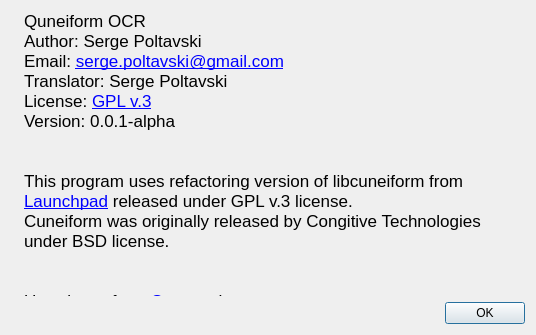
This is gui/aboutdialog.ui in uliss/quneiform as Qt 5 draws it before an edit. The edited form follows.
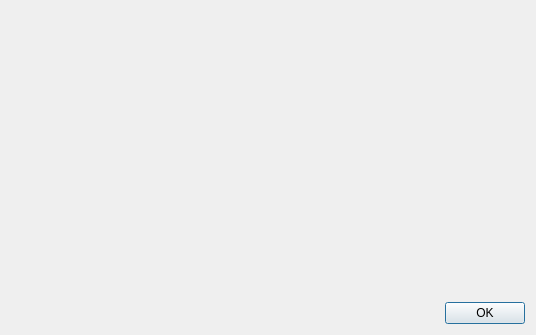
This is the edited form. Icons and pictures are not drawn.

Commit message: version and build_number from git used in project.

```diff
--- a/gui/aboutdialog.ui
+++ b/gui/aboutdialog.ui
@@ -53,21 +53,7 @@
         <string notr="true"/>
        </property>
        <property name="text">
-        <string>&lt;!DOCTYPE HTML PUBLIC &quot;-//W3C//DTD HTML 4.0//EN&quot; &quot;http://www.w3.org/TR/REC-html40/strict.dtd&quot;&gt;
-&lt;html&gt;&lt;head&gt;&lt;meta name=&quot;qrichtext&quot; content=&quot;1&quot; /&gt;&lt;style type=&quot;text/css&quot;&gt;
-p, li { white-space: pre-wrap; }
-&lt;/style&gt;&lt;/head&gt;&lt;body style=&quot; font-family:'Lucida Grande'; font-size:13pt; font-weight:400; font-style:normal;&quot;&gt;
-&lt;p style=&quot; margin-top:0px; margin-bottom:0px; margin-left:0px; margin-right:0px; -qt-block-indent:0; text-indent:0px;&quot;&gt;Quneiform OCR &lt;/p&gt;
-&lt;p style=&quot; margin-top:0px; margin-bottom:0px; margin-left:0px; margin-right:0px; -qt-block-indent:0; text-indent:0px;&quot;&gt;Author: Serge Poltavski&lt;/p&gt;
-&lt;p style=&quot; margin-top:0px; margin-bottom:0px; margin-left:0px; margin-right:0px; -qt-block-indent:0; text-indent:0px;&quot;&gt;Email: &lt;a href=&quot;mailto:serge.poltavski@gmail.com&quot;&gt;&lt;span style=&quot; text-decoration: underline; color:#0000ff;&quot;&gt;serge.poltavski@gmail.com&lt;/span&gt;&lt;/a&gt;&lt;/p&gt;
-&lt;p style=&quot; margin-top:0px; margin-bottom:0px; margin-left:0px; margin-right:0px; -qt-block-indent:0; text-indent:0px;&quot;&gt;Translator: Serge Poltavski&lt;/p&gt;
-&lt;p style=&quot; margin-top:0px; margin-bottom:0px; margin-left:0px; margin-right:0px; -qt-block-indent:0; text-indent:0px;&quot;&gt;License: &lt;a href=&quot;http://www.gnu.org/licenses/gpl.html&quot;&gt;&lt;span style=&quot; text-decoration: underline; color:#0000ff;&quot;&gt;GPL v.3&lt;/span&gt;&lt;/a&gt;&lt;/p&gt;
-&lt;p style=&quot; margin-top:0px; margin-bottom:0px; margin-left:0px; margin-right:0px; -qt-block-indent:0; text-indent:0px;&quot;&gt;Version: 0.0.1-alpha&lt;/p&gt;
-&lt;p style=&quot; margin-top:0px; margin-bottom:0px; margin-left:0px; margin-right:0px; -qt-block-indent:0; text-indent:0px;&quot;&gt;&lt;br /&gt;&lt;/p&gt;
-&lt;p style=&quot; margin-top:0px; margin-bottom:0px; margin-left:0px; margin-right:0px; -qt-block-indent:0; text-indent:0px;&quot;&gt;This program uses refactoring version of libcuneiform from &lt;a href=&quot;https://code.launchpad.net/~serge-uliss/cuneiform-linux/refactoring&quot;&gt;&lt;span style=&quot; text-decoration: underline; color:#0000ff;&quot;&gt;Launchpad&lt;/span&gt;&lt;/a&gt; released under GPL v.3 license.&lt;/p&gt;
-&lt;p style=&quot; margin-top:0px; margin-bottom:0px; margin-left:0px; margin-right:0px; -qt-block-indent:0; text-indent:0px;&quot;&gt;Cuneiform was originally released by Congitive Technologies under BSD license.&lt;/p&gt;
-&lt;p style=&quot; margin-top:0px; margin-bottom:0px; margin-left:0px; margin-right:0px; -qt-block-indent:0; text-indent:0px;&quot;&gt;&lt;br /&gt;&lt;/p&gt;
-&lt;p style=&quot; margin-top:0px; margin-bottom:0px; margin-left:0px; margin-right:0px; -qt-block-indent:0; text-indent:0px;&quot;&gt;Uses icons from &lt;a href=&quot;http://www.oxygen-icons.org/&quot;&gt;&lt;span style=&quot; text-decoration: underline; color:#0000ff;&quot;&gt;Oxygen&lt;/span&gt;&lt;/a&gt; theme. &lt;/p&gt;&lt;/body&gt;&lt;/html&gt;</string>
+        <string/>
        </property>
        <property name="textFormat">
         <enum>Qt::RichText</enum>
```
Left out of the diff: 2 changed lines with no effect on the pictures. The commit also changes 15 other files.
